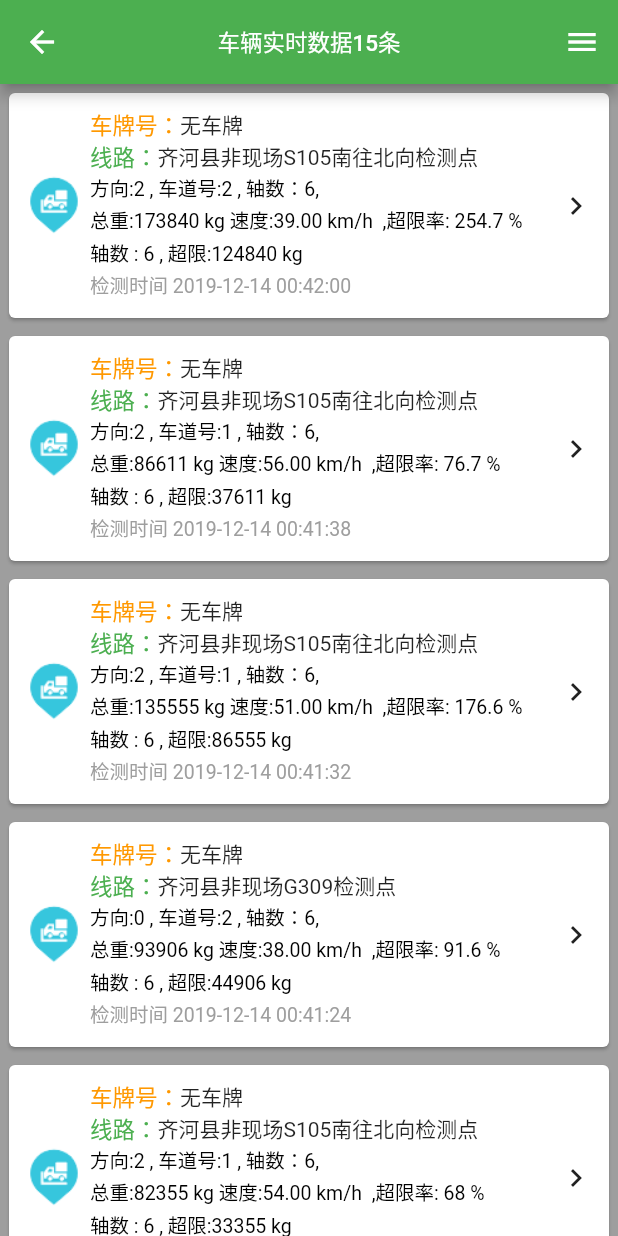
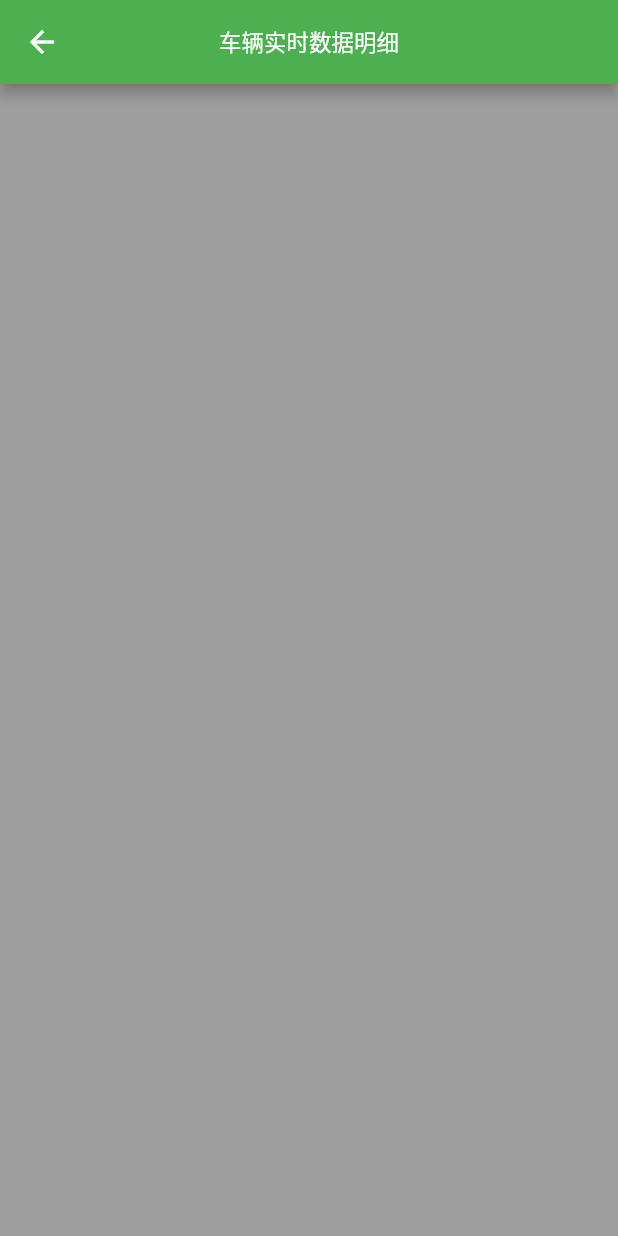
Before and after one commit to yichuancq/flutter_truck_app, a Flutter app: the TruckInfoListPage screen opened directly, after a tap on "车牌号：", on a phone screen of 412 x 824 dp. Run offline on Flutter 3.47's test engine with Material 2 defaults, Android fonts, the phone set to English and light mode, and no system bars; our stand-ins replace flutter_easyrefresh, flutter_swiper; missing offline and left inert: amap_base_map, dart:ffi, dropdown_menu, marquee_flutter; statements that could not run were skipped.

```diff
--- /dev/null
+++ b/lib/truck/TruckInfoItemPage.dart
@@ -0,0 +1,23 @@
+import 'package:flutter/cupertino.dart';
+import 'package:flutter/material.dart';
+
+/// 车辆实时数据item
+class TruckInfoItemPage extends StatefulWidget {
+  @override
+  State<StatefulWidget> createState() {
+    return TruckInfoItemPageState();
+  }
+}
+
+class TruckInfoItemPageState extends State<TruckInfoItemPage> {
+  @override
+  Widget build(BuildContext context) {
+    return Scaffold(
+      backgroundColor: Colors.grey,
+      appBar: AppBar(
+        centerTitle: true,
+        title: Text("车辆实时数据明细", style: TextStyle(fontSize: 15)),
+      ),
+    );
+  }
+}
--- a/lib/truck/truckInfoList.dart
+++ b/lib/truck/truckInfoList.dart
@@ -3,6 +3,7 @@ import 'package:flutter/material.dart';
 import 'package:flutter_easyrefresh/bezier_circle_header.dart';
 import 'package:flutter_easyrefresh/easy_refresh.dart';
 import 'package:flutter_truck_app/model/truckdto.dart';
+import 'package:flutter_truck_app/truck/TruckInfoItemPage.dart';
 import 'package:flutter_truck_app/vo/truckvo.dart';
 
 /// 车辆实时数据
@@ -12,7 +13,7 @@ class TruckInfoListPage extends StatefulWidget {
     return TruckInfoListPageState();
   }
 }
-
+//http://111.17.167.148:8090/CarBaseInfo/CurrentReflesh/GetPageListJson?queryJson=%7B%22isOver%22%3A1%2C%22StartTime%22%3A%222019-11-18%22%2C%22EndTime%22%3A%222019-12-18%22%2C%22DD%22%3A%22%22%2C%22CPH%22%3A%22%22%7D&_search=false&nd=1576599306995&rows=15&page=1&sidx=XH&sord=desc
 class TruckInfoListPageState extends State<TruckInfoListPage> {
   bool switchValue = true;
   String _newValue = 'GD308';
@@ -177,12 +178,23 @@ class TruckInfoListPageState extends State<TruckInfoListPage> {
 
     return GestureDetector(
       onTap: () {
+        doNavigator();
         print("click item index=$position");
       },
       child: new Card(
         child: row,
       ),
     );
+  }
+  //
+  void doNavigator() {
+
+    //TruckInfoListPage
+    //go to station
+    Navigator.of(context).push(new MaterialPageRoute(builder: (context) {
+      return new TruckInfoItemPage();
+    }));
+    print("车辆实时数据item..");
   }
 
   //构造数据
@@ -280,7 +292,6 @@ class TruckInfoListPageState extends State<TruckInfoListPage> {
                         }),
                   ),
                   new Slider(
-//                    label: "更新间隔：${sliderValue.toInt()} sec",
                     value: _sliderValue,
                     max: 100.0,
                     min: 0.0,
@@ -291,7 +302,7 @@ class TruckInfoListPageState extends State<TruckInfoListPage> {
                     },
                   ),
                   new Text(
-                    "自动更新间隔：${_sliderValue.toInt()} 秒",
+                    "数据自动更新间隔：${_sliderValue.toInt()} 秒",
                     textAlign: TextAlign.center,
                   ),
 //
```
